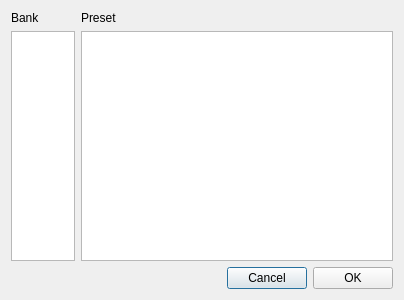
Before: the Qt Designer form qmidiplayer-desktop/qmppresetselect.ui in chirs241097/QMidiPlayer, drawn with Qt 5.
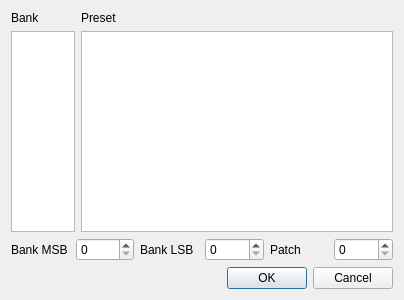
After: the same form once the commit is applied.

Commit message: Update the preset selection dialog to improve support for external MIDI devices.

```diff
--- a/qmidiplayer-desktop/qmppresetselect.ui
+++ b/qmidiplayer-desktop/qmppresetselect.ui
@@ -71,6 +71,52 @@
      </item>
     </layout>
    </item>
+   <item>
+    <layout class="QHBoxLayout" name="horizontalLayout_3">
+     <item>
+      <widget class="QLabel" name="lbCustomMSB">
+       <property name="text">
+        <string>Bank MSB</string>
+       </property>
+      </widget>
+     </item>
+     <item>
+      <widget class="QSpinBox" name="spCustomMSB">
+       <property name="maximum">
+        <number>127</number>
+       </property>
+      </widget>
+     </item>
+     <item>
+      <widget class="QLabel" name="lbCustomLSB">
+       <property name="text">
+        <string>Bank LSB</string>
+       </property>
+      </widget>
+     </item>
+     <item>
+      <widget class="QSpinBox" name="spCustomLSB">
+       <property name="maximum">
+        <number>127</number>
+       </property>
+      </widget>
+     </item>
+     <item>
+      <widget class="QLabel" name="lbCustomPC">
+       <property name="text">
+        <string>Patch</string>
+       </property>
+      </widget>
+     </item>
+     <item>
+      <widget class="QSpinBox" name="spCustomPC">
+       <property name="maximum">
+        <number>127</number>
+       </property>
+      </widget>
+     </item>
+    </layout>
+   </item>
    <item>
     <layout class="QHBoxLayout" name="horizontalLayout">
      <item>
@@ -87,28 +133,9 @@
       </spacer>
      </item>
      <item>
-      <widget class="QPushButton" name="pbCancel">
-       <property name="sizePolicy">
-        <sizepolicy hsizetype="Preferred" vsizetype="Fixed">
-         <horstretch>0</horstretch>
-         <verstretch>0</verstretch>
-        </sizepolicy>
-       </property>
-       <property name="text">
-        <string>Cancel</string>
-       </property>
-      </widget>
-     </item>
-     <item>
-      <widget class="QPushButton" name="pbOk">
-       <property name="sizePolicy">
-        <sizepolicy hsizetype="Preferred" vsizetype="Fixed">
-         <horstretch>0</horstretch>
-         <verstretch>0</verstretch>
-        </sizepolicy>
-       </property>
-       <property name="text">
-        <string>OK</string>
+      <widget class="QDialogButtonBox" name="buttonBox">
+       <property name="standardButtons">
+        <set>QDialogButtonBox::Cancel|QDialogButtonBox::Ok</set>
        </property>
       </widget>
      </item>
```
The commit also changes 6 other files.
